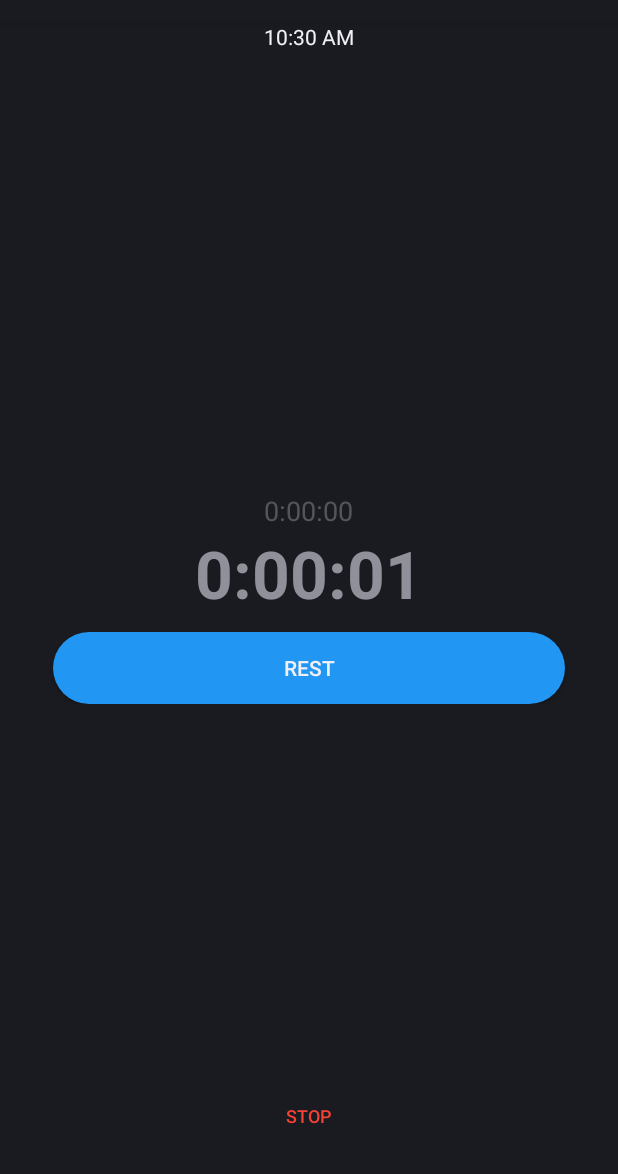
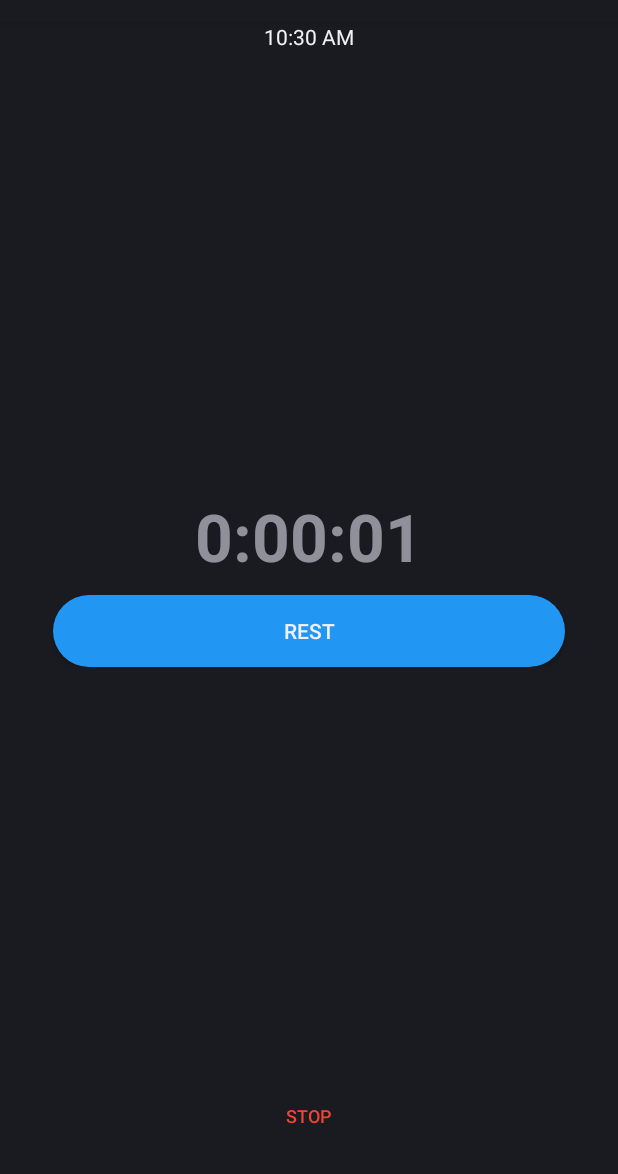
Before and after one commit to rafaelperozin/workout-stopwatch-app, an Android app: the screen it shows after launch (MainActivity), after a tap on "START", on a phone screen of 412 x 824 dp, the part 62-1236 px from its top. Run offline under Robolectric (Android 15) with nearby library versions, the phone set to English and light mode, and no system bars; plain views replace BoxInsetLayout.

```diff
--- a/app/src/main/res/layout/activity_main.xml
+++ b/app/src/main/res/layout/activity_main.xml
@@ -21,7 +21,6 @@
             android:layout_width="match_parent"
             android:layout_height="match_parent"
             android:layout_marginBottom="24dp"
-            android:layout_marginTop="24dp"
             android:orientation="vertical"
             android:gravity="center">
                 <TextView
@@ -32,7 +31,7 @@
                     android:textSize="18sp"
                     android:text="0:00:00"
                     android:alpha="0.5"
-
+                    android:visibility="gone"
                     />
 
                 <TextView
```
Also changed, not shown: 4 other files.
